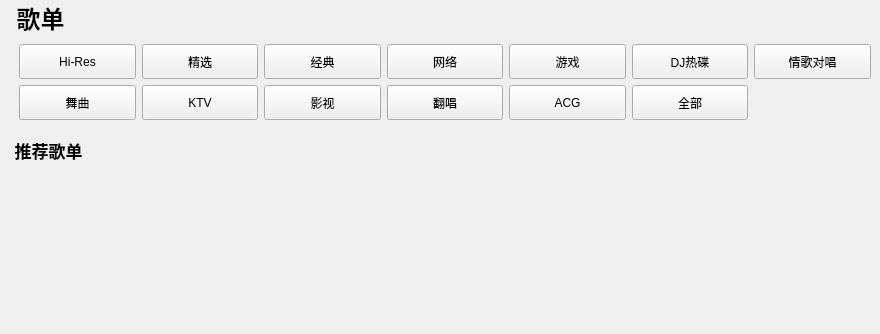
Above: KuGouClient/SongList/SongList.ui from a-mo-xi-wei/Qt-KuGouAppClient before the change. Below: the same form after it.
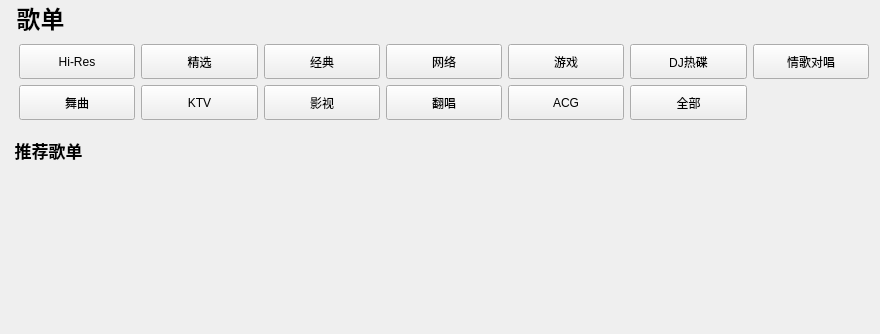
That is the form after the change. Custom widgets are drawn as their Qt base class.

Patch:
```diff
--- a/KuGouClient/SongList/SongList.ui
+++ b/KuGouClient/SongList/SongList.ui
@@ -24,7 +24,7 @@
     <number>0</number>
    </property>
    <property name="rightMargin">
-    <number>0</number>
+    <number>2</number>
    </property>
    <property name="bottomMargin">
     <number>0</number>
@@ -45,7 +45,7 @@
        <rect>
         <x>0</x>
         <y>0</y>
-        <width>870</width>
+        <width>868</width>
         <height>334</height>
        </rect>
       </property>
```
